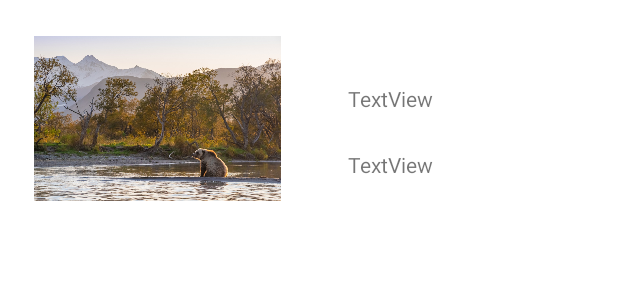
After one commit to Xofty1/Hoofit, an Android app: the layout reserve_item.xml on its own in the app's theme, with its tools: preview values and no code run, on a phone screen of 412 x 824 dp. The commit adds this screen. Shown: the top 300 px of the screen. Run offline under Robolectric (Android 15) with nearby library versions, the phone set to English and light mode, and no system bars.

Commit message:
start List Fragments

```diff
--- a/app/build.gradle.kts
+++ b/app/build.gradle.kts
@@ -48,6 +48,7 @@ dependencies {
     implementation("androidx.navigation:navigation-ui:2.7.7")
     implementation("com.google.firebase:firebase-storage:20.3.0")
     implementation("com.google.firebase:firebase-firestore:24.11.1")
+    implementation("com.google.firebase:firebase-database:20.3.1")
     testImplementation("junit:junit:4.13.2")
     androidTestImplementation("androidx.test.ext:junit:1.1.5")
     androidTestImplementation("androidx.test.espresso:espresso-core:3.5.1")
--- a/app/src/main/res/layout/fragment_main.xml
+++ b/app/src/main/res/layout/fragment_main.xml
@@ -50,7 +50,7 @@
                     android:gravity="center"
                     android:textColor="@color/beige"
                     android:padding="8dp"
-                    android:text="Новые тропы"
+                    android:text="Заповедники"
                     android:textSize="16sp" />
             </LinearLayout>
 
--- /dev/null
+++ b/app/src/main/res/layout/reserve_item.xml
@@ -0,0 +1,36 @@
+<?xml version="1.0" encoding="utf-8"?>
+<androidx.constraintlayout.widget.ConstraintLayout xmlns:android="http://schemas.android.com/apk/res/android"
+    xmlns:app="http://schemas.android.com/apk/res-auto"
+    xmlns:tools="http://schemas.android.com/tools"
+    android:layout_width="match_parent"
+    android:layout_height="match_parent">
+
+    <TextView
+        android:id="@+id/text_desciption"
+        android:layout_width="wrap_content"
+        android:layout_height="wrap_content"
+        android:layout_marginStart="232dp"
+        android:layout_marginTop="100dp"
+        android:text="TextView"
+        app:layout_constraintStart_toStartOf="parent"
+        app:layout_constraintTop_toTopOf="parent" />
+
+    <TextView
+        android:id="@+id/text_name"
+        android:layout_width="wrap_content"
+        android:layout_height="wrap_content"
+        android:layout_marginStart="232dp"
+        android:layout_marginTop="56dp"
+        android:text="TextView"
+        app:layout_constraintStart_toStartOf="parent"
+        app:layout_constraintTop_toTopOf="parent" />
+
+    <ImageView
+        android:id="@+id/imageView"
+        android:layout_width="210dp"
+        android:layout_height="110dp"
+        android:layout_marginTop="24dp"
+        app:layout_constraintStart_toStartOf="parent"
+        app:layout_constraintTop_toTopOf="parent"
+        app:srcCompat="@drawable/example" />
+</androidx.constraintlayout.widget.ConstraintLayout>
```
Also changed, not shown: app/src/main/java/com/example/hoofit/HoofitApp.java (+47 -0 lines), app/src/main/java/com/example/hoofit/adapter/ReserveAdapter.java (added, +54 -0 lines), app/src/main/java/com/example/hoofit/data/Reserve.java (added, +43 -0 lines), app/src/main/java/com/example/hoofit/data/ReserveData.java (added, +15 -0 lines), app/src/main/java/com/example/hoofit/data/Trail.java (+107 -45 lines), app/src/main/java/com/example/hoofit/ui/MainFragment.java (+54 -2 lines), app/src/main/java/com/example/hoofit/ui/MapFragment.java (+86 -25 lines), app/src/main/java/com/example/hoofit/ui/ReserveFragment.java (added, +35 -0 lines), app/src/main/res/layout/fragment_reserve.xml (added, +23 -0 lines).
